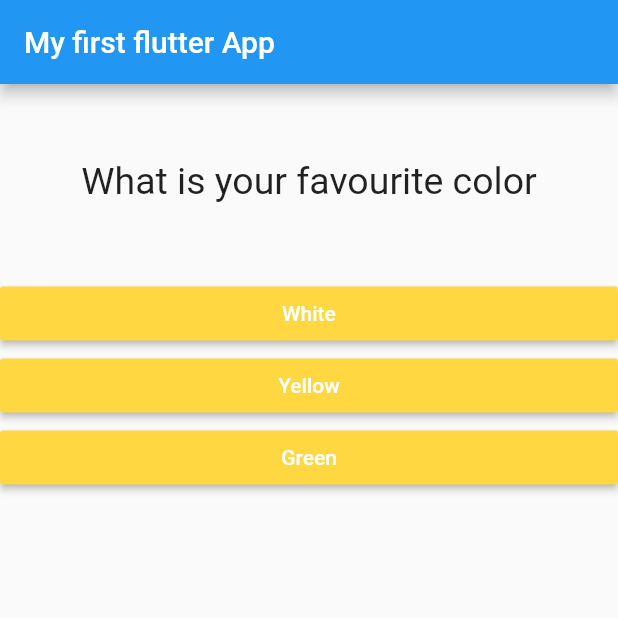
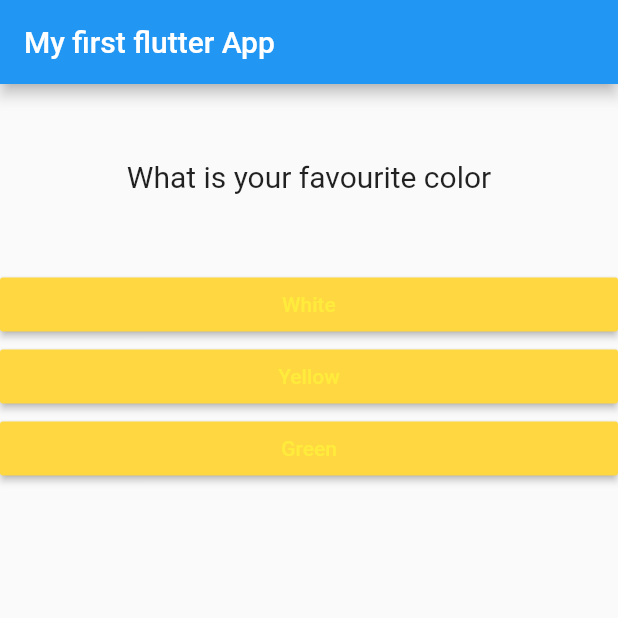
Before and after one commit to MotaheerH/QuizApp_Flutter, a Flutter app: the screen it shows after launch, on a phone screen of 412 x 824 dp, the top half of it. Run offline on Flutter 3.47's test engine with Material 2 defaults, Android fonts, the phone set to English and light mode, and no system bars.

Commit message:
Color of text changed to yellow and Font size of question Text changed to 20

```diff
--- a/lib/answer.dart
+++ b/lib/answer.dart
@@ -13,7 +13,7 @@ class Answer extends StatelessWidget {
         width: double.infinity,
         child: RaisedButton(
           color: Colors.amberAccent,
-          textColor: Colors.white,
+          textColor: Colors.yellow,
           child: Text(answerText),
           onPressed: select,
         ));
--- a/lib/question.dart
+++ b/lib/question.dart
@@ -11,7 +11,7 @@ class Questions extends StatelessWidget {
       margin:EdgeInsets.all(50),
       child: Text(
         questionText,
-        style: TextStyle(fontSize: 25),
+        style: TextStyle(fontSize: 20),
         textAlign: TextAlign.center,
       ),
     );
```
